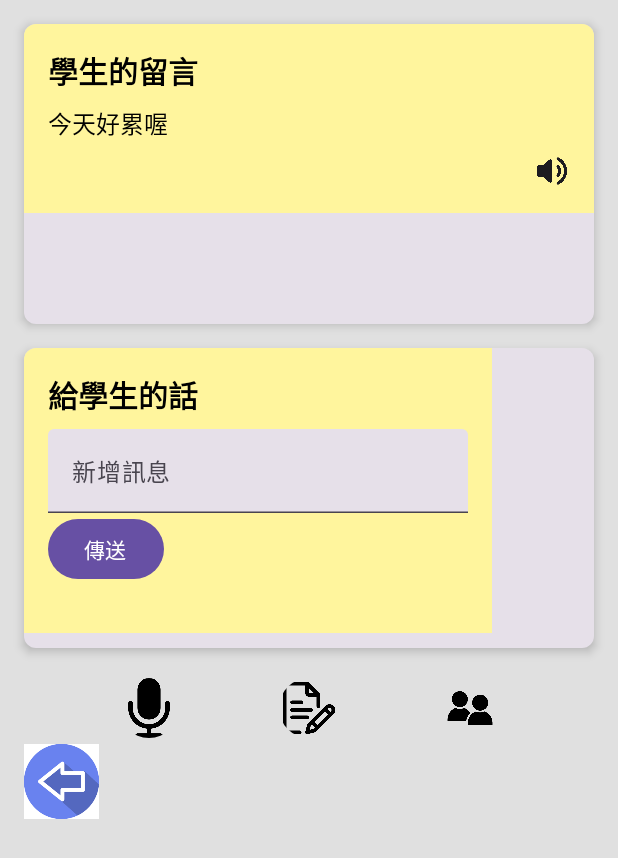
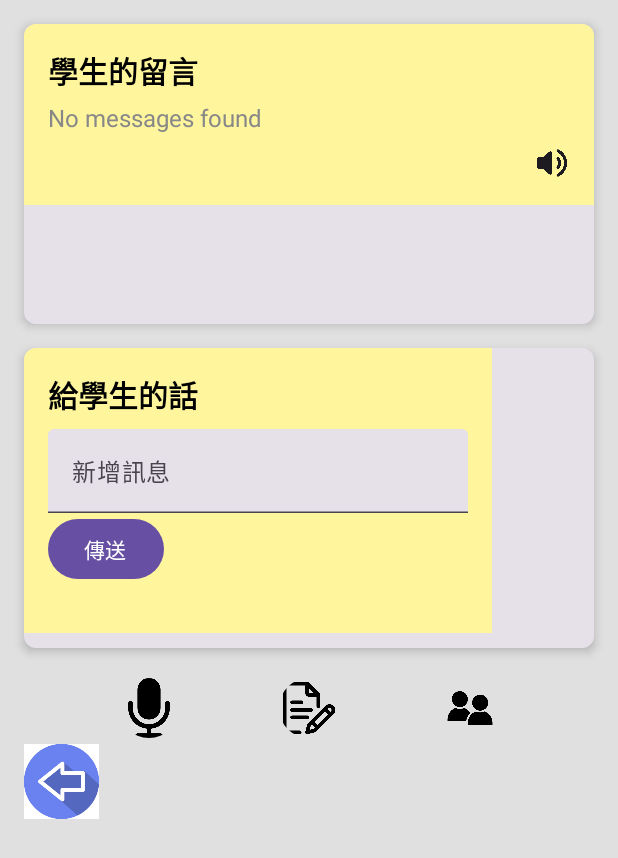
Before and after one commit to zhenciwei/MyApplication0603, an Android app built with Jetpack Compose: the TeachertalktostudentActivity screen opened directly, with no data from a screen before it, on a phone screen of 412 x 824 dp. Shown: the top 858 px of the screen. Run offline under Robolectric (Android 15) with nearby library versions, the phone set to English and light mode, and no system bars; our stand-ins replace Firebase (no records; nobody signed in at launch, a user with empty details on screens opened directly).

Commit message:
talktostudent ok, talktoparent still need to write

```diff
--- a/app/src/main/java/com/example/myapplication/TeachertalktostudentActivity.kt
+++ b/app/src/main/java/com/example/myapplication/TeachertalktostudentActivity.kt
@@ -24,6 +24,8 @@ import androidx.compose.ui.tooling.preview.Preview
 import androidx.compose.ui.unit.dp
 import androidx.compose.ui.unit.sp
 import androidx.core.content.ContextCompat
+import com.google.android.gms.tasks.Tasks
+import com.google.firebase.firestore.DocumentSnapshot
 import com.google.firebase.firestore.ktx.firestore
 import com.google.firebase.ktx.Firebase
 import java.io.IOException
@@ -113,6 +115,38 @@ class TeachertalktostudentActivity : ComponentActivity() {
 
     @Composable
     fun ParentMessageSection() {
+        val db = Firebase.firestore
+        val usersCollectionRef = db.collection("users")
+
+        val query = usersCollectionRef
+            .whereEqualTo("userID", "學生")
+
+        // 創建用於存儲消息的狀態
+        var studentMessages by remember { mutableStateOf<List<String>>(emptyList()) }
+        var loading by remember { mutableStateOf(true) }
+        var errorMessage by remember { mutableStateOf<String?>(null) }
+
+        // 獲取學生消息
+        LaunchedEffect(Unit) {
+            query.get()
+                .addOnSuccessListener { documents ->
+                    val messages = documents.mapNotNull {
+                        it.getString("message").also { message ->
+                            println("Fetched message: $message") // 調試信息
+                        }
+                    }
+                    studentMessages = messages
+                    loading = false
+                    println("Total messages fetched: ${messages.size}") // 調試信息
+                }
+                .addOnFailureListener { exception ->
+                    // 處理失敗的情況
+                    errorMessage = "Error getting documents: ${exception.message}"
+                    loading = false
+                    println("Error getting documents: ${exception.message}") // 調試信息
+                }
+        }
+
         Card(
             modifier = Modifier
                 .fillMaxWidth()
@@ -132,11 +166,27 @@ class TeachertalktostudentActivity : ComponentActivity() {
                     color = Color.Black
                 )
                 Spacer(modifier = Modifier.height(8.dp))
-                Text(
-                    text = "今天好累喔",
-                    fontSize = 16.sp,
-                    color = Color.Black
-                )
+                when {
+                    loading -> {
+                        Text(text = "Loading...", fontSize = 16.sp, color = Color.Gray)
+                    }
+                    errorMessage != null -> {
+                        Text(text = errorMessage ?: "Unknown error", fontSize = 16.sp, color = Color.Red)
+                    }
+                    studentMessages.isEmpty() -> {
+                        Text(text = "No messages found", fontSize = 16.sp, color = Color.Gray)
+                    }
+                    else -> {
+                        studentMessages.forEach { message ->
+                            Text(
+                                text = message,
+                                fontSize = 16.sp,
+                                color = Color.Black
+                            )
+                            Spacer(modifier = Modifier.height(8.dp))
+                        }
+                    }
+                }
                 Spacer(modifier = Modifier.height(8.dp))
                 Row(
                     modifier = Modifier.fillMaxWidth(),
```
Also changed, not shown: app/src/main/java/com/example/myapplication/MainActivity.kt (+12 -2 lines), app/src/main/java/com/example/myapplication/TeachertalktoParentsActivity.kt (+31 -0 lines).
